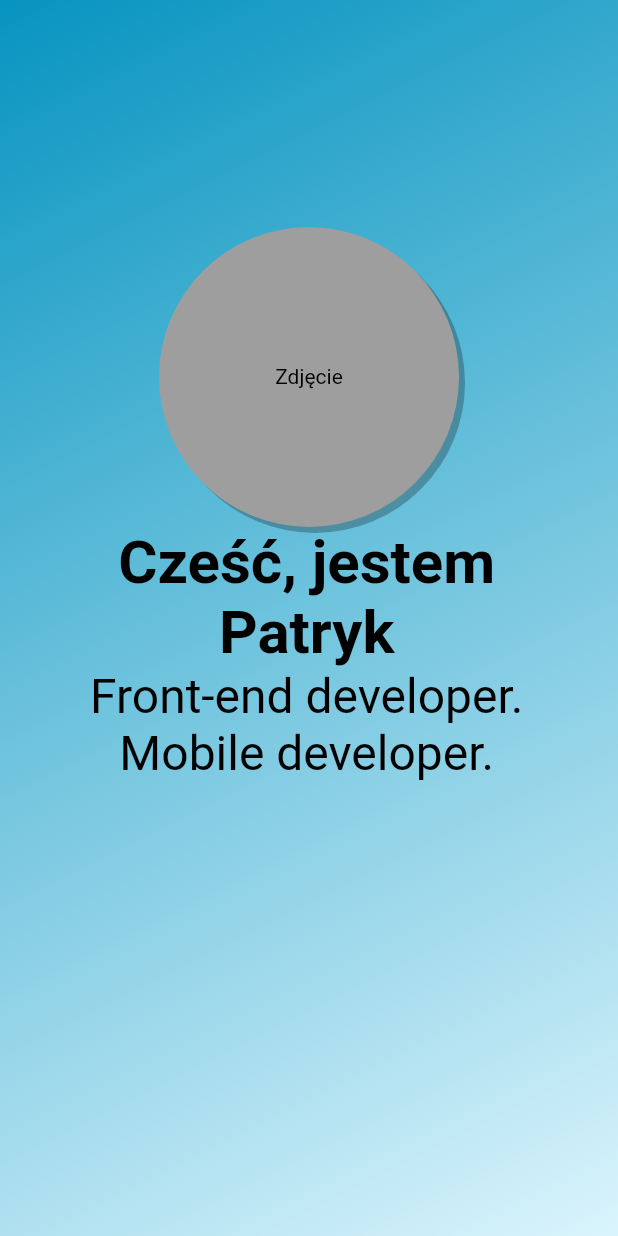
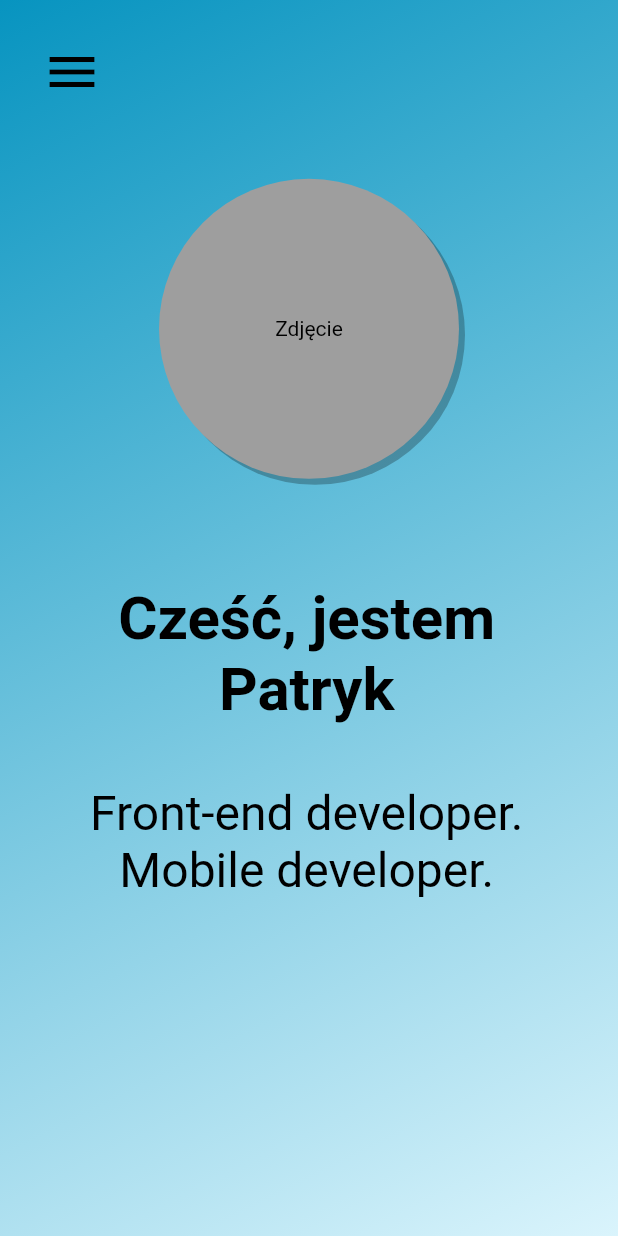
Before and after one commit to patryksew/personal-site, a Flutter app: the screen it shows after launch, on a phone screen of 412 x 824 dp. Run offline on Flutter 3.47's test engine with Material 2 defaults, Android fonts, the phone set to English and light mode, and no system bars; our stand-ins replace cloud_firestore, connectivity_plus, firebase_auth, firebase_core, font_awesome_flutter, responsive_builder; accounts and stored records are empty.

Commit message:
Adjust for mobile: navbar, about me header, home

```diff
--- a/lib/screens/about_me_contact_screen/about_me_contact_screen.dart
+++ b/lib/screens/about_me_contact_screen/about_me_contact_screen.dart
@@ -9,6 +9,7 @@ import 'package:provider/provider.dart';
 
 import '../../providers/scroll.dart';
 import '../../widgets/navbar/navbar.dart';
+import '../../widgets/navbar/navbar_desktop.dart';
 
 class AboutMeContactScreen extends StatelessWidget {
   const AboutMeContactScreen({super.key});
--- a/lib/screens/home_screen/home_screen_desktop.dart
+++ b/lib/screens/home_screen/home_screen_desktop.dart
@@ -14,9 +14,6 @@ class HomeScreenDesktop extends StatelessWidget {
 
   @override
   Widget build(BuildContext context) {
-    // var marginFactor = (MediaQuery.of(context).size.height - size) / 3;
-    // if (marginFactor < 0) marginFactor = 0;
-
     return Padding(
       padding: EdgeInsets.only(top: MediaQuery.of(context).padding.top),
       child: Row(
--- a/lib/screens/home_screen/home_screen_mobile.dart
+++ b/lib/screens/home_screen/home_screen_mobile.dart
@@ -3,39 +3,50 @@ import 'package:flutter/material.dart';
 import 'package:provider/provider.dart';
 
 import '../../providers/my_theme.dart';
+import '../../widgets/icon_open_drawer.dart';
 
 class HomeScreenMobile extends StatelessWidget {
   const HomeScreenMobile({super.key});
 
   @override
   Widget build(BuildContext context) {
-    return Padding(
-      padding: const EdgeInsets.symmetric(horizontal: 30),
+    MyThemeData myTheme = Provider.of<MyTheme>(context).current;
+
+    return SafeArea(
+      child: Padding(
+        padding: const EdgeInsets.all(20),
         child: Column(
           mainAxisSize: MainAxisSize.min,
           children: [
-          SizedBox(height: MediaQuery.of(context).padding.top),
+            Row(
+              children: const [
+                IconOpenDrawer(),
+              ],
+            ),
             const Spacer(),
             const HomeScreenImage(200),
+            const SizedBox(height: 70),
             SelectableText(
               "Cześć, jestem Patryk",
               textAlign: TextAlign.center,
               style: TextStyle(
-              color: Provider.of<MyTheme>(context).current.onPrimary2,
+                color: myTheme.onPrimary2,
                 fontWeight: FontWeight.bold,
                 fontSize: 40,
               ),
             ),
+            const SizedBox(height: 40),
             SelectableText(
               'Front-end developer.\nMobile developer.',
               textAlign: TextAlign.center,
               style: TextStyle(
-              color: Provider.of<MyTheme>(context).current.onPrimary2,
+                color: myTheme.onPrimary2,
                 fontSize: 32,
               ),
             ),
-          const Spacer(flex: 2),
+            const Spacer(flex: 4),
           ],
+        ),
       ),
     );
   }
--- a/lib/screens/home_screen/widgets/home_screen_nav_item.dart
+++ b/lib/screens/home_screen/widgets/home_screen_nav_item.dart
@@ -16,6 +16,7 @@ class HomeScreenNavItem extends StatelessWidget {
       child: TextButton(
         onPressed: () {
           scrollTo(targetId);
+          Scaffold.of(context).closeDrawer();
         },
         child: Text(
           text,
--- a/lib/screens/landing_screen/landing_screen.dart
+++ b/lib/screens/landing_screen/landing_screen.dart
@@ -2,6 +2,7 @@ import 'dart:math';
 
 import 'package:cv/screens/about_me_contact_screen/about_me_contact_screen.dart';
 import 'package:cv/screens/home_screen/home_screen.dart';
+import 'package:cv/widgets/my_drawer.dart';
 import 'package:flutter/material.dart';
 import 'package:provider/provider.dart';
 
@@ -15,7 +16,7 @@ class LandingScreen extends StatelessWidget {
     return ChangeNotifierProvider(
       create: (_) => Scroll(),
       child: Scaffold(
-        drawer: Drawer(),
+        drawer: const MyDrawer(),
         backgroundColor: Colors.transparent,
         body: Builder(
           builder: (context) => SingleChildScrollView(
--- /dev/null
+++ b/lib/widgets/icon_open_drawer.dart
@@ -0,0 +1,24 @@
+import 'package:flutter/material.dart';
+import 'package:provider/provider.dart';
+
+import '../providers/my_theme.dart';
+
+class IconOpenDrawer extends StatelessWidget {
+  const IconOpenDrawer({
+    Key? key,
+  }) : super(key: key);
+
+  @override
+  Widget build(BuildContext context) {
+    return IconButton(
+      onPressed: () {
+        Scaffold.of(context).openDrawer();
+      },
+      icon: Icon(
+        color: Provider.of<MyTheme>(context).current.onPrimary2,
+        Icons.menu,
+        size: 40,
+      ),
+    );
+  }
+}
```
Also changed, not shown: lib/screens/about_me_contact_screen/widgets/about_me_header.dart (+7 -41 lines), lib/screens/about_me_contact_screen/widgets/about_me_header_desktop.dart (added, +53 -0 lines), lib/screens/about_me_contact_screen/widgets/about_me_header_mobile.dart (added, +52 -0 lines), lib/screens/home_screen/widgets/home_screen_icon_button.dart (+13 -3 lines), lib/widgets/my_drawer.dart (added, +77 -0 lines), lib/widgets/navbar/navbar.dart (+9 -21 lines), lib/widgets/navbar/navbar_desktop.dart (added, +34 -0 lines), lib/widgets/navbar/navbar_mobile.dart (added, +30 -0 lines), lib/widgets/navbar/navrow_logo.dart (+12 -17 lines). Lines whose indentation alone changed are shown as unchanged.
